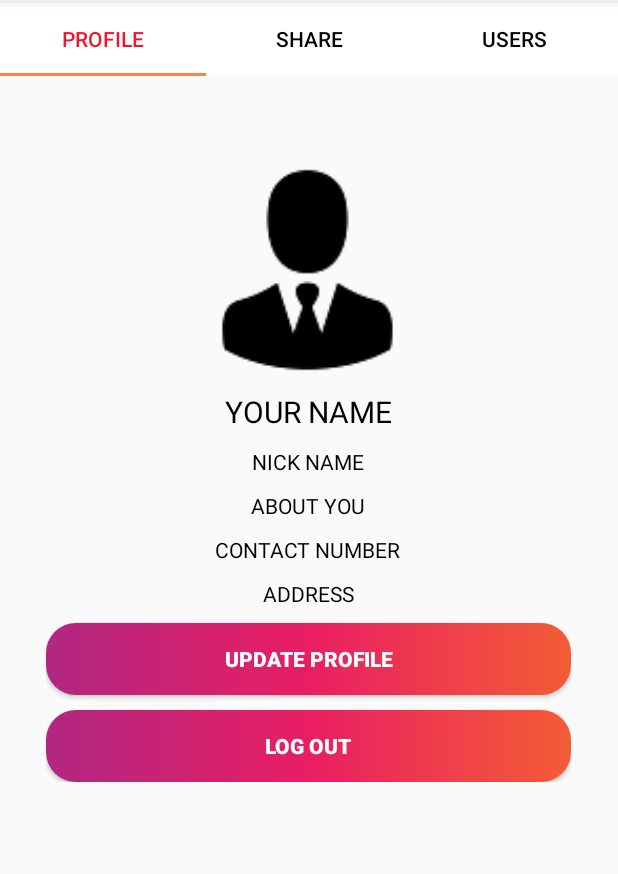
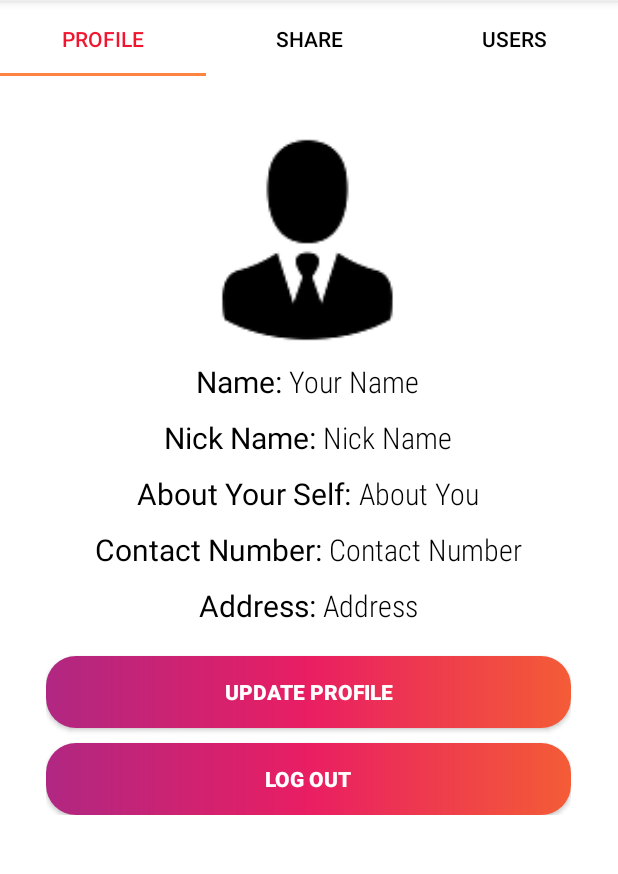
Before and after one commit to shoaib332433/Insta-clone, an Android app: the Profieltab screen opened directly, with no data from a screen before it, on a phone screen of 412 x 824 dp, the part 74-948 px from its top. Run offline under Robolectric (Android 15) with nearby library versions, the phone set to English and light mode, and no system bars; libraries missing offline, so code that uses them is left out: com.parse, com.shashank.sony; 6 statements that could not run were skipped.

Commit message:
Profile mein null ka error aaraha tha wo solve kar liya or saray users bhi show ho rahay hay users kay tab may !!\

```diff
--- a/app/src/main/java/com/example/instagramclone/Profieltab.java
+++ b/app/src/main/java/com/example/instagramclone/Profieltab.java
@@ -2,19 +2,20 @@ package com.example.instagramclone;
 
 import android.content.Intent;
 import android.os.Bundle;
-
-import androidx.fragment.app.Fragment;
-
 import android.view.LayoutInflater;
 import android.view.View;
 import android.view.ViewGroup;
 import android.widget.Button;
+import android.widget.TextView;
+
+import androidx.fragment.app.Fragment;
 
 import com.parse.ParseUser;
 
 public class Profieltab extends Fragment implements View.OnClickListener{
 
     private Button logout,update;
+    TextView name,nickname,aboutyourself,contactnum,address;
 
     @Override
     public View onCreateView(LayoutInflater inflater, ViewGroup container, Bundle savedInstanceState) {
@@ -22,9 +23,22 @@ public class Profieltab extends Fragment implements View.OnClickListener{
 
         logout=v.findViewById(R.id.logout);
         update=v.findViewById(R.id.update);
+        name=v.findViewById(R.id.namep);
+        nickname=v.findViewById(R.id.nicknamep);
+        aboutyourself=v.findViewById(R.id.aboutyoup);
+        contactnum=v.findViewById(R.id.contactnumberp);
+        address=v.findViewById(R.id.addressp);
 
         update.setOnClickListener(this);
         logout.setOnClickListener(this);
+
+        ParseUser parseUser=ParseUser.getCurrentUser();
+
+        name.setText(parseUser.get("Name")+"");
+        nickname.setText(parseUser.get("NickName")+"");
+        aboutyourself.setText(parseUser.get("Aboutyourself")+"");
+        contactnum.setText(parseUser.get("Contactnumber")+"");
+        address.setText(parseUser.get("Address")+"");
 
         return v;
     }
--- a/app/src/main/java/com/example/instagramclone/Userstab.java
+++ b/app/src/main/java/com/example/instagramclone/Userstab.java
@@ -1,12 +1,21 @@
 package com.example.instagramclone;
 
 import android.os.Bundle;
+import android.view.LayoutInflater;
+import android.view.View;
+import android.view.ViewGroup;
+import android.widget.ArrayAdapter;
+import android.widget.ListView;
 
 import androidx.fragment.app.Fragment;
 
-import android.view.LayoutInflater;
-import android.view.View;
-import android.view.ViewGroup;
+import com.parse.FindCallback;
+import com.parse.ParseException;
+import com.parse.ParseQuery;
+import com.parse.ParseUser;
+
+import java.util.ArrayList;
+import java.util.List;
 
 
 /**
@@ -18,11 +27,46 @@ public class Userstab extends Fragment {
         // Required empty public constructor
     }
 
+    ListView listView;
+    ArrayList arrayList;
+    ArrayAdapter arrayAdapter;
 
     @Override
     public View onCreateView(LayoutInflater inflater, ViewGroup container,
                              Bundle savedInstanceState) {
         // Inflate the layout for this fragment
-        return inflater.inflate(R.layout.fragment_userstab, container, false);
+        View v= inflater.inflate(R.layout.fragment_userstab, container, false);
+
+
+        listView=v.findViewById(R.id.usersdata);
+        arrayList=new ArrayList();
+        arrayAdapter=new ArrayAdapter(getContext(),android.R.layout.simple_list_item_1,arrayList);
+
+
+        ParseQuery<ParseUser> parseQuery=ParseUser.getQuery();
+
+        parseQuery.whereNotEqualTo("username",ParseUser.getCurrentUser().getUsername());
+
+        parseQuery.findInBackground(new FindCallback<ParseUser>() {
+            @Override
+            public void done(List<ParseUser> users, ParseException e) {
+                if (e==null){
+
+                    if (users.size()>0){
+
+                        for (ParseUser parseUser:users){
+                            arrayList.add(parseUser.getUsername());
+                        }
+                        listView.setAdapter(arrayAdapter);
+                    }
+
+                }
+            }
+        });
+
+
+
+
+        return v;
     }
 }
--- a/app/src/main/res/layout/fragment_profieltab.xml
+++ b/app/src/main/res/layout/fragment_profieltab.xml
@@ -5,6 +5,7 @@
     android:layout_height="match_parent"
     tools:context=".Profieltab"
     android:orientation="vertical"
+    android:background="#fff"
     >
 
     <LinearLayout
@@ -12,7 +13,7 @@
         android:layout_height="wrap_content"
         android:layout_centerHorizontal="true"
         android:orientation="vertical"
-        android:layout_marginTop="60dp">
+        android:layout_marginTop="40dp">
 
         <ImageView
             android:layout_width="match_parent"
@@ -20,69 +21,144 @@
             android:src="@drawable/icondummy"
             />
 
+    <LinearLayout
+        android:layout_width="wrap_content"
+        android:layout_height="match_parent"
+        android:orientation="horizontal"
+        android:layout_gravity="center_horizontal"
+        android:layout_marginTop="10dp">
 
         <TextView
-            android:id="@+id/name"
+            android:layout_width="wrap_content"
+            android:layout_height="wrap_content"
+            android:text="Name: "
+            android:textSize="20dp"
+            android:textColor="#000"/>
+
+        <TextView
+            android:id="@+id/namep"
             android:layout_width="wrap_content"
             android:layout_height="wrap_content"
             android:text="Your Name"
             android:textColor="#000"
             android:layout_gravity="center_horizontal"
+            android:fontFamily="sans-serif-condensed-light"
             android:textSize="20dp"
-            android:textAllCaps="true"
             android:layout_marginTop="10dp"
             />
 
+    </LinearLayout>
+
+    <LinearLayout
+        android:layout_width="wrap_content"
+        android:layout_height="match_parent"
+        android:orientation="horizontal"
+        android:layout_gravity="center_horizontal">
+
         <TextView
-            android:id="@+id/nickname"
+            android:layout_width="wrap_content"
+            android:layout_height="wrap_content"
+            android:textSize="20dp"
+            android:text="Nick Name: "
+            android:textColor="#000"/>
+
+        <TextView
+            android:id="@+id/nicknamep"
             android:layout_width="wrap_content"
             android:layout_height="wrap_content"
             android:text="Nick Name"
+            android:textSize="20dp"
             android:textColor="#000"
+            android:fontFamily="sans-serif-condensed-light"
             android:layout_gravity="center_horizontal"
-            android:textAllCaps="true"
             android:layout_marginTop="10dp"
 
             />
+    </LinearLayout>
 
+    <LinearLayout
+        android:layout_width="wrap_content"
+        android:layout_height="match_parent"
+        android:orientation="horizontal"
+        android:layout_gravity="center_horizontal">
+
+        <TextView
+            android:layout_width="wrap_content"
+            android:layout_height="wrap_content"
+            android:textSize="20dp"
+            android:text="About Your Self: "
+            android:textColor="#000"/>
 
 
         <TextView
-            android:id="@+id/aboutyou"
+            android:id="@+id/aboutyoup"
             android:layout_width="wrap_content"
             android:layout_height="wrap_content"
             android:text="About You"
+            android:textSize="20dp"
             android:textColor="#000"
+            android:fontFamily="sans-serif-condensed-light"
             android:layout_gravity="center_horizontal"
-            android:textAllCaps="true"
             android:layout_marginTop="10dp"
             />
 
+    </LinearLayout>
+
+
+    <LinearLayout
+        android:layout_width="wrap_content"
+        android:layout_height="match_parent"
+        android:orientation="horizontal"
+        android:layout_gravity="center_horizontal">
 
         <TextView
-            android:id="@+id/contactnumber"
+            android:layout_width="wrap_content"
+            android:layout_height="wrap_content"
+            android:textSize="20dp"
+            android:text="Contact Number: "
+            android:textColor="#000"/>
+
+
+        <TextView
+            android:id="@+id/contactnumberp"
             android:layout_width="wrap_content"
             android:layout_height="wrap_content"
             android:text="Contact Number"
+            android:textSize="20dp"
             android:textColor="#000"
+            android:fontFamily="sans-serif-condensed-light"
             android:layout_gravity="center_horizontal"
-            android:textAllCaps="true"
             android:layout_marginTop="10dp"
             />
 
+    </LinearLayout>
 
+    <LinearLayout
+        android:layout_width="wrap_content"
+        android:layout_height="match_parent"
+        android:orientation="horizontal"
+        android:layout_gravity="center_horizontal">
 
         <TextView
-            android:id="@+id/address"
+            android:layout_width="wrap_content"
+            android:layout_height="wrap_content"
+            android:text="Address: "
+            android:textSize="20dp"
+            android:textColor="#000"/>
+
+        <TextView
+            android:id="@+id/addressp"
             android:layout_width="wrap_content"
             android:layout_height="wrap_content"
             android:text="Address"
+            android:textSize="20dp"
             android:textColor="#000"
+            android:fontFamily="sans-serif-condensed-light"
             android:layout_gravity="center_horizontal"
-            android:textAllCaps="true"
             android:layout_marginTop="10dp"
             />
 
+    </LinearLayout>
 
         <Button
             android:id="@+id/update"
--- a/build.gradle
+++ b/build.gradle
@@ -9,7 +9,7 @@ buildscript {
         maven { url "https://jitpack.io" }
     }
     dependencies {
-        classpath 'com.android.tools.build:gradle:4.0.0-alpha02'
+        classpath 'com.android.tools.build:gradle:4.0.0-alpha03'
 
 
         // NOTE: Do not place your application dependencies here; they belong
```
Also changed, not shown: app/src/main/java/com/example/instagramclone/Updateprofile.java (+23 -13 lines), app/src/main/res/layout/fragment_userstab.xml (+4 -5 lines), 421 other files.
